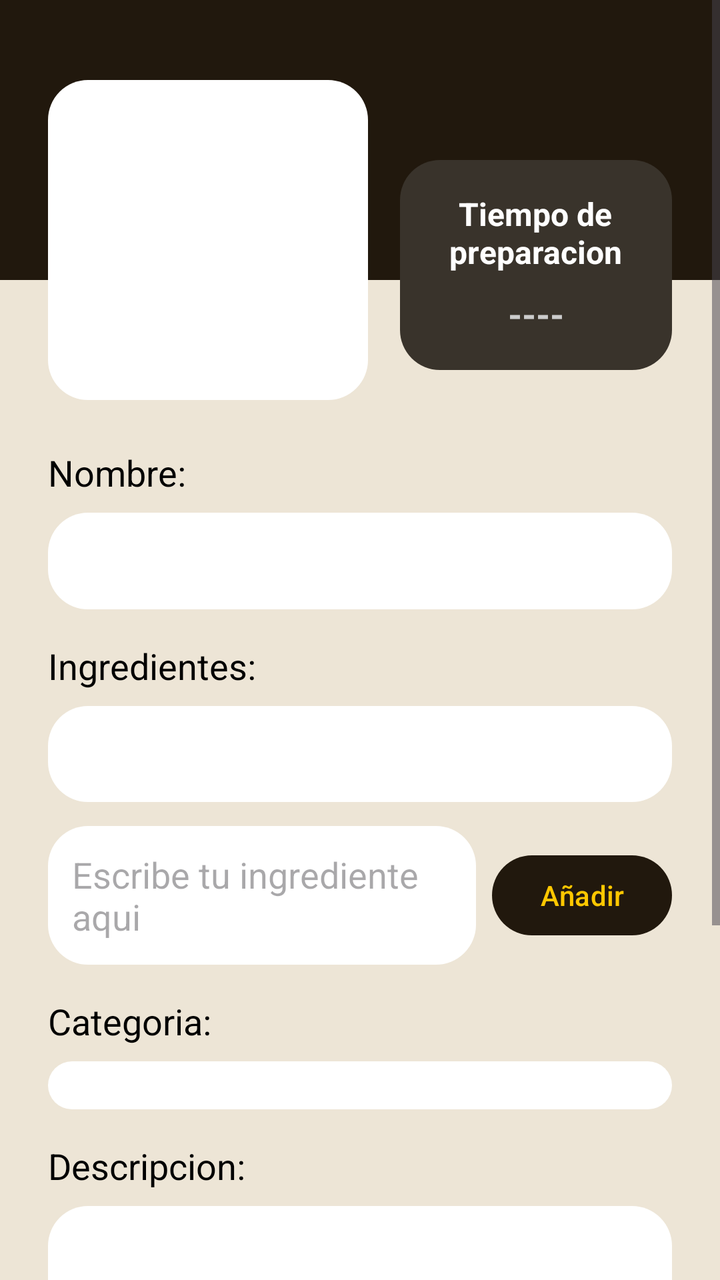
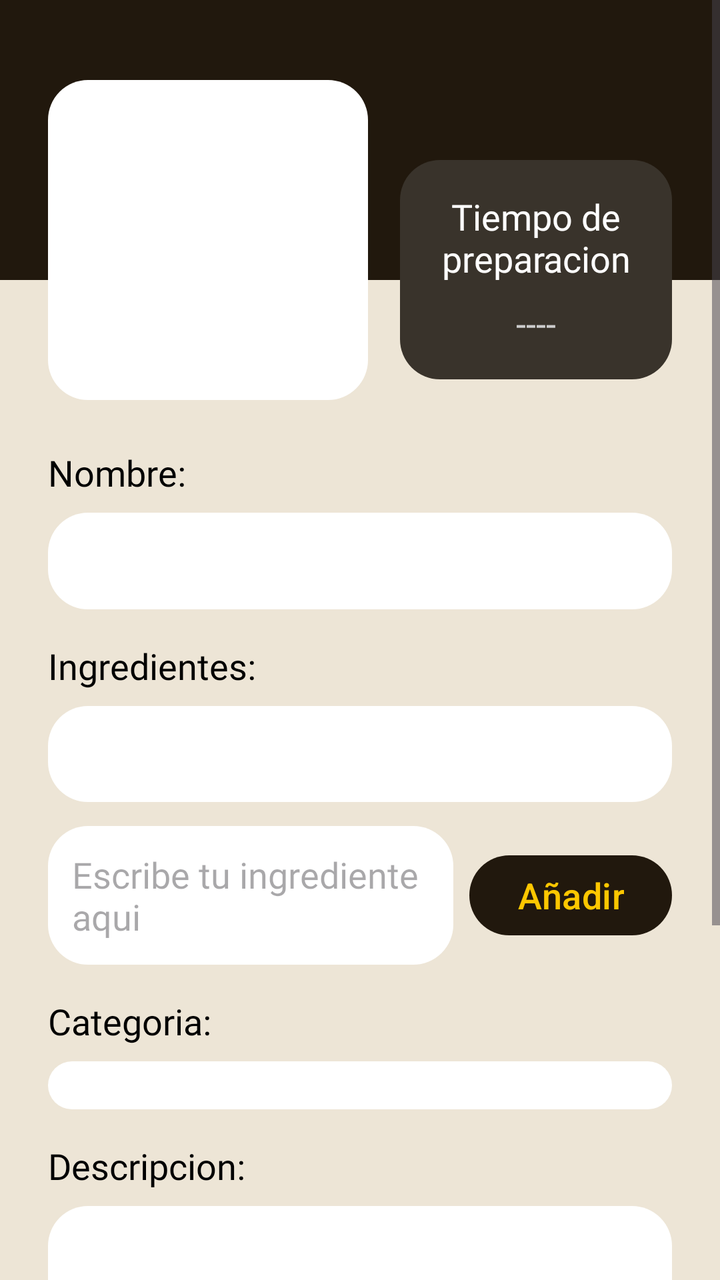

Before-and-after screenshots of an Android layout around one commit, followed by the original layout XML and the change that was made.
<!-- AndroidManifest.xml: application theme Theme.RefriMancia -->
<!-- res/layout/activity_create_recipe.xml -->
<?xml version="1.0" encoding="utf-8"?>
<ScrollView xmlns:android="http://schemas.android.com/apk/res/android"
    xmlns:app="http://schemas.android.com/apk/res-auto"
    style="@style/fondoPantallas"
    android:layout_width="match_parent"
    android:layout_height="match_parent">

    <androidx.constraintlayout.widget.ConstraintLayout
        android:layout_width="match_parent"
        android:layout_height="wrap_content"
        android:paddingBottom="120dp">

        
        <View
            android:id="@+id/headerBackground"
            android:layout_width="match_parent"
            android:layout_height="140dp"
            android:background="@color/marron_oscuro"
            app:layout_constraintTop_toTopOf="parent" />

        
        <FrameLayout
            android:id="@+id/imageContainer"
            android:layout_width="160dp"
            android:layout_height="160dp"
            android:layout_marginStart="24dp"
            android:layout_marginTop="40dp"
            android:background="@drawable/bg_input"
            android:padding="12dp"
            app:layout_constraintStart_toStartOf="parent"
            app:layout_constraintTop_toTopOf="parent">

            
            <com.google.android.material.imageview.ShapeableImageView
                android:id="@+id/recipeImagePlaceholder"
                android:layout_width="match_parent"
                android:layout_height="match_parent"
                android:scaleType="centerCrop"
                android:clickable="true"
                android:focusable="true"
                android:contentDescription="Imagen de la receta"
                app:shapeAppearanceOverlay="@style/RoundedShape" />
        </FrameLayout>

        
        <LinearLayout
            android:id="@+id/timeContainer"
            android:layout_width="0dp"
            android:layout_height="wrap_content"
            android:layout_marginStart="16dp"
            android:layout_marginEnd="24dp"
            android:layout_marginTop="80dp"
            android:background="@drawable/bg_input"
            android:backgroundTint="@color/gris_marron"
            android:orientation="vertical"
            android:padding="16dp"
            android:gravity="center"
            app:layout_constraintEnd_toEndOf="parent"
            app:layout_constraintStart_toEndOf="@id/imageContainer"
            app:layout_constraintTop_toTopOf="parent">

            <TextView
                android:layout_width="wrap_content"
                android:layout_height="wrap_content"
                android:text="Tiempo de\npreparacion"
                android:textColor="#FFFFFF"
                android:textAlignment="center"
                android:textSize="16sp"
                android:textStyle="bold" />

            <TextView
                android:id="@+id/tvPrepTimeValue"
                android:layout_width="wrap_content"
                android:layout_height="wrap_content"
                android:layout_marginTop="8dp"
                android:text="----"
                android:textColor="#CCCCCC"
                android:textSize="18sp"
                android:textStyle="bold" />
        </LinearLayout>

        
        <TextView
            android:id="@+id/labelNombre"
            android:layout_width="wrap_content"
            android:layout_height="wrap_content"
            android:layout_marginStart="24dp"
            android:layout_marginTop="24dp"
            android:text="Nombre:"
            android:textColor="#000000"
            android:textSize="18sp"
            app:layout_constraintStart_toStartOf="parent"
            app:layout_constraintTop_toBottomOf="@id/imageContainer" />

        <EditText
            android:id="@+id/etRecipeName"
            android:layout_width="0dp"
            android:layout_height="wrap_content"
            android:layout_marginHorizontal="24dp"
            android:layout_marginTop="8dp"
            android:background="@drawable/bg_input"
            android:padding="12dp"
            app:layout_constraintEnd_toEndOf="parent"
            app:layout_constraintStart_toStartOf="parent"
            app:layout_constraintTop_toBottomOf="@id/labelNombre" />

        
        <TextView
            android:id="@+id/labelIngredientes"
            android:layout_width="wrap_content"
            android:layout_height="wrap_content"
            android:layout_marginStart="24dp"
            android:layout_marginTop="16dp"
            android:text="Ingredientes:"
            android:textColor="#000000"
            android:textSize="18sp"
            app:layout_constraintStart_toStartOf="parent"
            app:layout_constraintTop_toBottomOf="@id/etRecipeName" />

        <LinearLayout
            android:id="@+id/ingredientsList"
            android:layout_width="0dp"
            android:layout_height="wrap_content"
            android:layout_marginHorizontal="24dp"
            android:layout_marginTop="8dp"
            android:background="@drawable/bg_input"
            android:minHeight="48dp"
            android:orientation="vertical"
            android:padding="12dp"
            app:layout_constraintEnd_toEndOf="parent"
            app:layout_constraintStart_toStartOf="parent"
            app:layout_constraintTop_toBottomOf="@id/labelIngredientes">
        </LinearLayout>

        <EditText
            android:id="@+id/etNewIngredient"
            android:layout_width="0dp"
            android:layout_height="wrap_content"
            android:layout_marginStart="24dp"
            android:layout_marginTop="12dp"
            android:layout_marginEnd="8dp"
            android:background="@drawable/bg_input"
            android:hint="Escribe tu ingrediente aqui"
            android:padding="12dp"
            app:layout_constraintEnd_toStartOf="@id/btnAddIngredient"
            app:layout_constraintStart_toStartOf="parent"
            app:layout_constraintTop_toBottomOf="@id/ingredientsList" />

        <Button
            style="@style/estiloBotones"
            android:id="@+id/btnAddIngredient"
            android:layout_width="wrap_content"
            android:layout_height="wrap_content"
            android:layout_marginEnd="24dp"
            android:text="Añadir"
            android:textAllCaps="false"
            app:layout_constraintBottom_toBottomOf="@id/etNewIngredient"
            app:layout_constraintEnd_toEndOf="parent"
            app:layout_constraintTop_toTopOf="@id/etNewIngredient" />

        
        <TextView
            android:id="@+id/labelCategoria"
            android:layout_width="wrap_content"
            android:layout_height="wrap_content"
            android:layout_marginStart="24dp"
            android:layout_marginTop="16dp"
            android:text="Categoria:"
            android:textColor="#000000"
            android:textSize="18sp"
            app:layout_constraintStart_toStartOf="parent"
            app:layout_constraintTop_toBottomOf="@id/etNewIngredient" />

        <Spinner
            android:id="@+id/spinnerCategory"
            android:layout_width="0dp"
            android:layout_height="wrap_content"
            android:layout_marginHorizontal="24dp"
            android:layout_marginTop="8dp"
            android:background="@drawable/bg_input"
            android:padding="12dp"
            app:layout_constraintEnd_toEndOf="parent"
            app:layout_constraintStart_toStartOf="parent"
            app:layout_constraintTop_toBottomOf="@id/labelCategoria" />

        
        <TextView
            android:id="@+id/labelDescripcion"
            android:layout_width="wrap_content"
            android:layout_height="wrap_content"
            android:layout_marginStart="24dp"
            android:layout_marginTop="16dp"
            android:text="Descripcion:"
            android:textColor="#000000"
            android:textSize="18sp"
            app:layout_constraintStart_toStartOf="parent"
            app:layout_constraintTop_toBottomOf="@id/spinnerCategory" />

        <EditText
            android:id="@+id/etRecipeDescription"
            android:layout_width="0dp"
            android:layout_height="wrap_content"
            android:layout_marginHorizontal="24dp"
            android:layout_marginTop="8dp"
            android:background="@drawable/bg_input"
            android:gravity="top"
            android:minLines="3"
            android:padding="12dp"
            app:layout_constraintEnd_toEndOf="parent"
            app:layout_constraintStart_toStartOf="parent"
            app:layout_constraintTop_toBottomOf="@id/labelDescripcion" />

        
        <Button
            style="@style/estiloBotones"
            android:id="@+id/btnCancel"
            android:layout_width="wrap_content"
            android:layout_height="wrap_content"
            android:layout_marginStart="24dp"
            android:layout_marginTop="24dp"
            android:paddingHorizontal="32dp"
            android:text="Cancelar"
            android:textAllCaps="false"
            app:layout_constraintStart_toStartOf="parent"
            app:layout_constraintTop_toBottomOf="@id/etRecipeDescription" />

        <Button
            style="@style/estiloBotones"
            android:id="@+id/btnPublish"
            android:layout_width="wrap_content"
            android:layout_height="wrap_content"
            android:layout_marginEnd="24dp"
            android:layout_marginTop="24dp"
            android:paddingHorizontal="32dp"
            android:text="Publicar"
            android:textAllCaps="false"
            app:layout_constraintEnd_toEndOf="parent"
            app:layout_constraintTop_toBottomOf="@id/etRecipeDescription" />

    </androidx.constraintlayout.widget.ConstraintLayout>
</ScrollView>
<!-- resources referenced by this layout -->
<resources>
  <color name="gris_marron">#39332b</color>
  <color name="marron_oscuro">#21180d</color>
  <!-- drawable bg_input (drawable) -->
  <shape xmlns:android="http://schemas.android.com/apk/res/android">
      <solid android:color="#FFFFFF"/> 
      <corners android:radius="20dp"/>
  </shape>
  <style name="RoundedShape" parent="">
          <item name="cornerFamily">rounded</item>
          <item name="cornerSize">15dp</item>
      </style>
  <style name="estiloBotones">
          <item name="android:textColor">@color/amarillo</item>
          <item name="backgroundTint">@color/marron_oscuro</item>
      </style>
  <style name="fondoPantallas">
          <item name="android:background">@color/beige</item>
      </style>
  <style name="Theme.RefriMancia" parent="Base.Theme.RefriMancia" />
  <color name="amarillo">#fdc700</color>
  <color name="beige">#ede5d6</color>
  <style name="Base.Theme.RefriMancia" parent="Theme.Material3.DayNight.NoActionBar">
          
          
          <item name="android:statusBarColor">?attr/colorPrimary</item>
          <item name="android:windowLightStatusBar">false</item>
          
      </style>
</resources>

<!-- the commit's change to res/layout/activity_create_recipe.xml (unified diff, before → after) -->
@@ -60,40 +60,39 @@
             app:layout_constraintTop_toTopOf="parent">
 
             <TextView
+                style="@style/etiquetas"
                 android:layout_width="wrap_content"
                 android:layout_height="wrap_content"
                 android:text="Tiempo de\npreparacion"
                 android:textColor="#FFFFFF"
-                android:textAlignment="center"
-                android:textSize="16sp"
-                android:textStyle="bold" />
+                android:textAlignment="center" />
 
             <TextView
                 android:id="@+id/tvPrepTimeValue"
+                style="@style/etiquetas"
                 android:layout_width="wrap_content"
                 android:layout_height="wrap_content"
                 android:layout_marginTop="8dp"
                 android:text="----"
-                android:textColor="#CCCCCC"
-                android:textSize="18sp"
-                android:textStyle="bold" />
+                android:textColor="#CCCCCC" />
         </LinearLayout>
 
         
         <TextView
             android:id="@+id/labelNombre"
+            style="@style/etiquetas"
             android:layout_width="wrap_content"
             android:layout_height="wrap_content"
             android:layout_marginStart="24dp"
             android:layout_marginTop="24dp"
             android:text="Nombre:"
             android:textColor="#000000"
-            android:textSize="18sp"
             app:layout_constraintStart_toStartOf="parent"
             app:layout_constraintTop_toBottomOf="@id/imageContainer" />
 
         <EditText
             android:id="@+id/etRecipeName"
+            style="@style/editTexts"
             android:layout_width="0dp"
             android:layout_height="wrap_content"
             android:layout_marginHorizontal="24dp"
@@ -107,13 +106,13 @@
         
         <TextView
             android:id="@+id/labelIngredientes"
+            style="@style/etiquetas"
             android:layout_width="wrap_content"
             android:layout_height="wrap_content"
             android:layout_marginStart="24dp"
             android:layout_marginTop="16dp"
             android:text="Ingredientes:"
             android:textColor="#000000"
-            android:textSize="18sp"
             app:layout_constraintStart_toStartOf="parent"
             app:layout_constraintTop_toBottomOf="@id/etRecipeName" />
 
@@ -134,6 +133,7 @@
 
         <EditText
             android:id="@+id/etNewIngredient"
+            style="@style/editTexts"
             android:layout_width="0dp"
             android:layout_height="wrap_content"
             android:layout_marginStart="24dp"
@@ -161,18 +161,19 @@
         
         <TextView
             android:id="@+id/labelCategoria"
+            style="@style/etiquetas"
             android:layout_width="wrap_content"
             android:layout_height="wrap_content"
             android:layout_marginStart="24dp"
             android:layout_marginTop="16dp"
             android:text="Categoria:"
             android:textColor="#000000"
-            android:textSize="18sp"
             app:layout_constraintStart_toStartOf="parent"
             app:layout_constraintTop_toBottomOf="@id/etNewIngredient" />
 
         <Spinner
             android:id="@+id/spinnerCategory"
+            style="@style/editTexts"
             android:layout_width="0dp"
             android:layout_height="wrap_content"
             android:layout_marginHorizontal="24dp"
@@ -186,18 +187,19 @@
         
         <TextView
             android:id="@+id/labelDescripcion"
+            style="@style/etiquetas"
             android:layout_width="wrap_content"
             android:layout_height="wrap_content"
             android:layout_marginStart="24dp"
             android:layout_marginTop="16dp"
             android:text="Descripcion:"
             android:textColor="#000000"
-            android:textSize="18sp"
             app:layout_constraintStart_toStartOf="parent"
             app:layout_constraintTop_toBottomOf="@id/spinnerCategory" />
 
         <EditText
             android:id="@+id/etRecipeDescription"
+            style="@style/editTexts"
             android:layout_width="0dp"
             android:layout_height="wrap_content"
             android:layout_marginHorizontal="24dp"
<!-- resource entries referenced after the edit -->
@@ -11,9 +11,18 @@
           <item name="cornerFamily">rounded</item>
           <item name="cornerSize">15dp</item>
       </style>
+  <style name="editTexts">
+          <item name="android:textSize">18sp</item>
+          <item name="android:fontFamily">@font/alexandria</item>
+      </style>
   <style name="estiloBotones">
           <item name="android:textColor">@color/amarillo</item>
           <item name="backgroundTint">@color/marron_oscuro</item>
+          <item name="android:textSize">18sp</item>
+      </style>
+  <style name="etiquetas">
+          <item name="android:textSize">18sp</item>
+          <item name="android:fontFamily">@font/alexandria_semibold</item>
       </style>
   <style name="fondoPantallas">
           <item name="android:background">@color/beige</item>
